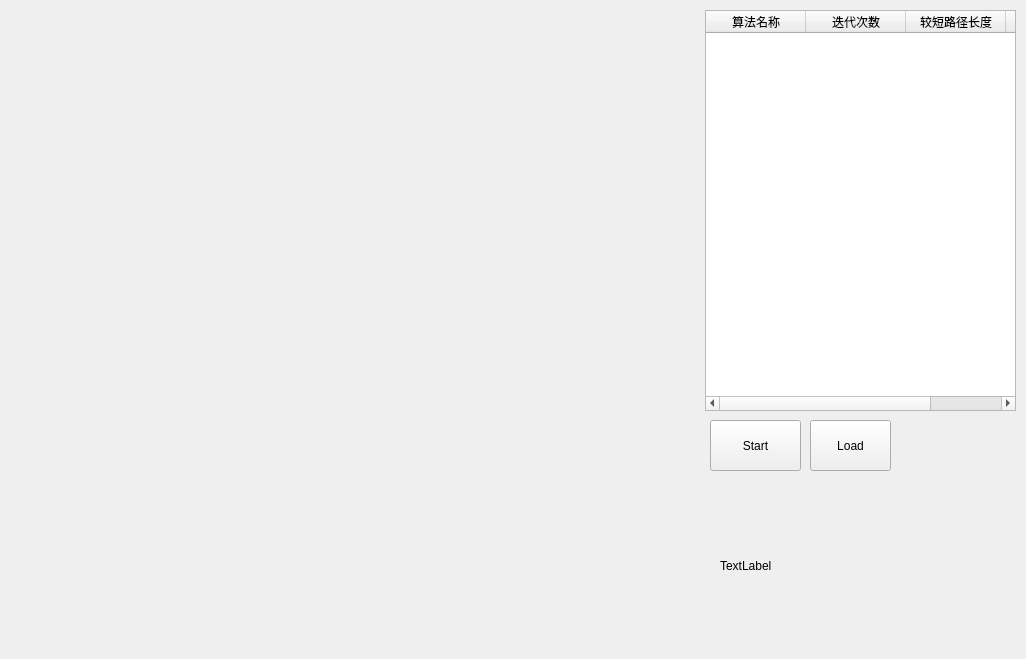
Qt form mainwindow.ui (DengMinghua/TSP) before a commit.
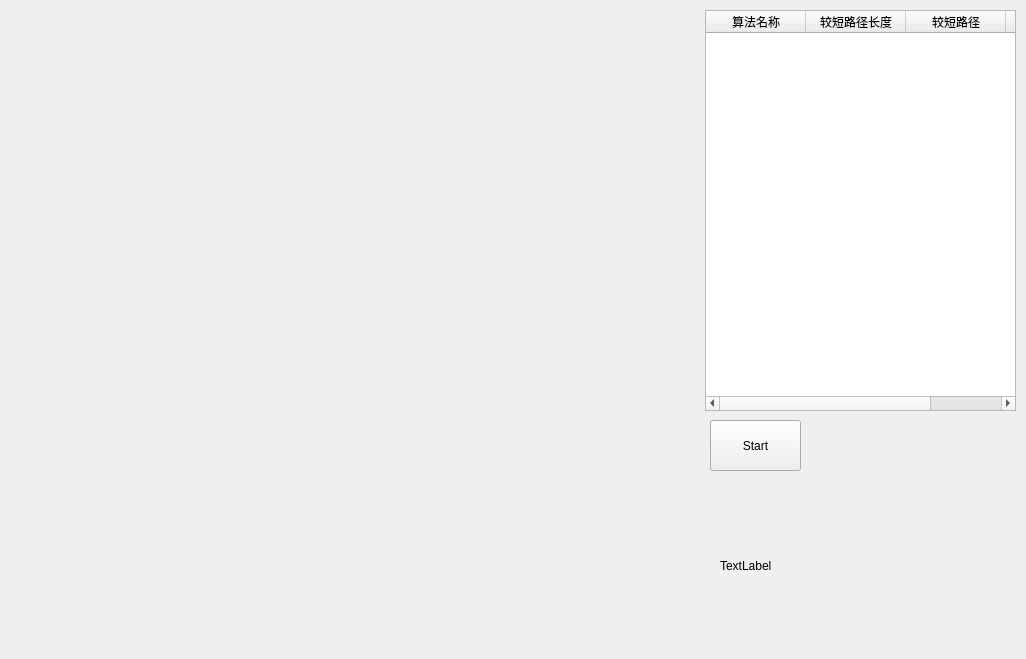
The same form after that commit.

Patch:
```diff
--- a/mainwindow.ui
+++ b/mainwindow.ui
@@ -23,16 +23,23 @@
       <height>401</height>
      </rect>
     </property>
+    <property name="editTriggers">
+     <set>QAbstractItemView::NoEditTriggers</set>
+    </property>
+    <property name="alternatingRowColors">
+     <bool>true</bool>
+    </property>
+    <property name="showGrid">
+     <bool>true</bool>
+    </property>
+    <property name="gridStyle">
+     <enum>Qt::NoPen</enum>
+    </property>
     <column>
      <property name="text">
       <string>算法名称</string>
      </property>
     </column>
-    <column>
-     <property name="text">
-      <string>迭代次数</string>
-     </property>
-    </column>
     <column>
      <property name="text">
       <string>较短路径长度</string>
@@ -43,6 +50,11 @@
       <string>较短路径</string>
      </property>
     </column>
+    <column>
+     <property name="text">
+      <string>迭代次数</string>
+     </property>
+    </column>
    </widget>
    <widget class="QPushButton" name="pushButton">
     <property name="geometry">
@@ -70,19 +82,6 @@
      <string>TextLabel</string>
     </property>
    </widget>
-   <widget class="QPushButton" name="pushButton_2">
-    <property name="geometry">
-     <rect>
-      <x>810</x>
-      <y>420</y>
-      <width>81</width>
-      <height>51</height>
-     </rect>
-    </property>
-    <property name="text">
-     <string>Load</string>
-    </property>
-   </widget>
   </widget>
  </widget>
  <layoutdefault spacing="6" margin="11"/>
```
